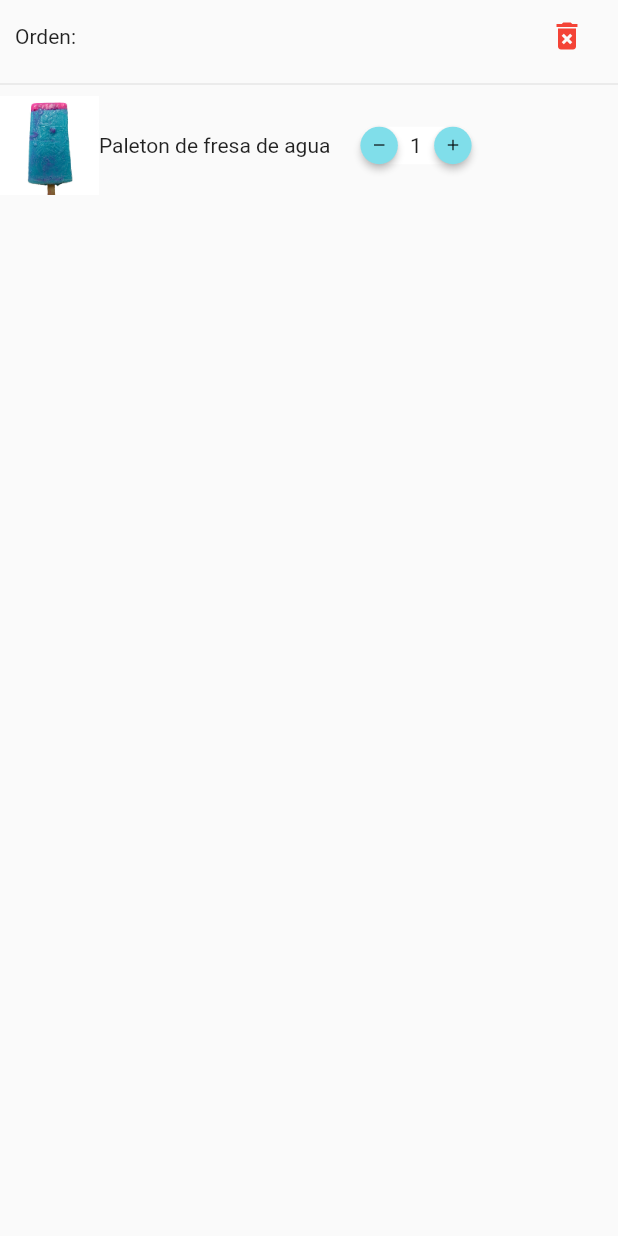
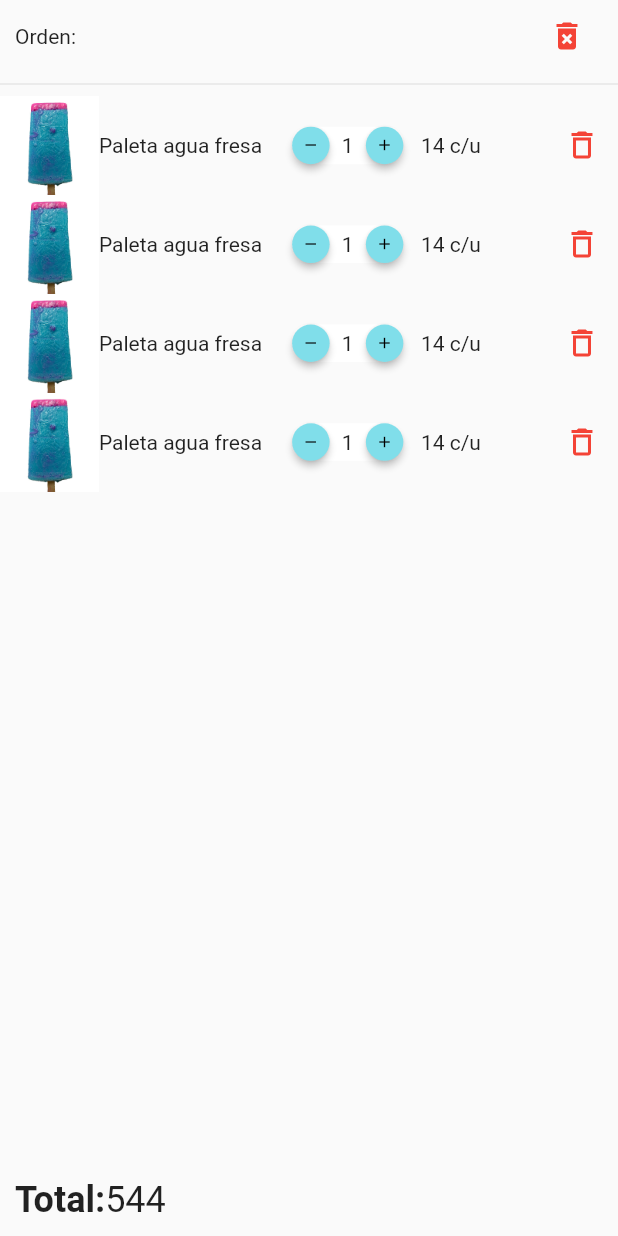
Before and after one commit to RagnarokCoder/Marfel, a Flutter app: the _Orden widget shown alone on an empty page, opened directly, on a phone screen of 412 x 824 dp. Run offline on Flutter 3.47's test engine with Material 2 defaults, Android fonts, the phone set to English and light mode, and no system bars; our stand-ins replace charts_flutter, cloud_firestore, expansion_tile_card, firebase_core, fl_chart, flutter_datetime_picker and 6 more; missing offline and left inert: custom_dropdown, icon_badge, slide_to_confirm, yudiz_modal_sheet; accounts and stored records are empty.

Commit message:
orden carrito

```diff
--- a/lib/Ventas/productos_ventas.dart
+++ b/lib/Ventas/productos_ventas.dart
@@ -211,20 +211,62 @@ class _Orden extends StatelessWidget {
           ],
         ),
         Divider(),
-        Row(
+        _CardOrden(height: height),
+        _CardOrden(height: height),
+        _CardOrden(height: height),
+        _CardOrden(height: height),
+        Spacer(),
+        Container(
+          margin: EdgeInsets.all(10),
+          child: Row(
+            children: [
+              Text(
+                'Total:',
+                style: TextStyle(fontSize: 24, fontWeight: FontWeight.bold),
+              ),
+              Text(
+                '544',
+                style: TextStyle(fontSize: 24),
+              )
+            ],
+          ),
+        )
+      ],
+    );
+  }
+}
+
+class _CardOrden extends StatelessWidget {
+  const _CardOrden({
+    Key key,
+    @required this.height,
+  }) : super(key: key);
+
+  final double height;
+
+  @override
+  Widget build(BuildContext context) {
+    return Row(
       children: [
         Container(
           child: Image(
-                  height: height * .08,
-                  image: AssetImage('assets/paletaPor.jpg')),
+              height: height * .08, image: AssetImage('assets/paletaPor.jpg')),
         ),
-            Text('Paleton de fresa de agua'),
+        Text('Paleta agua fresa'),
         CounterView(
           initNumber: 1,
           minNumber: 1,
         ),
-          ],
-        ),
+        Container(
+            margin: EdgeInsets.only(left: height * .01),
+            child: Text(' 14 c/u')),
+        Spacer(),
+        IconButton(
+            onPressed: () {},
+            icon: Icon(
+              Icons.delete_outlined,
+              color: Colors.red,
+            )),
       ],
     );
   }
```
Lines whose indentation alone changed are shown as unchanged.
